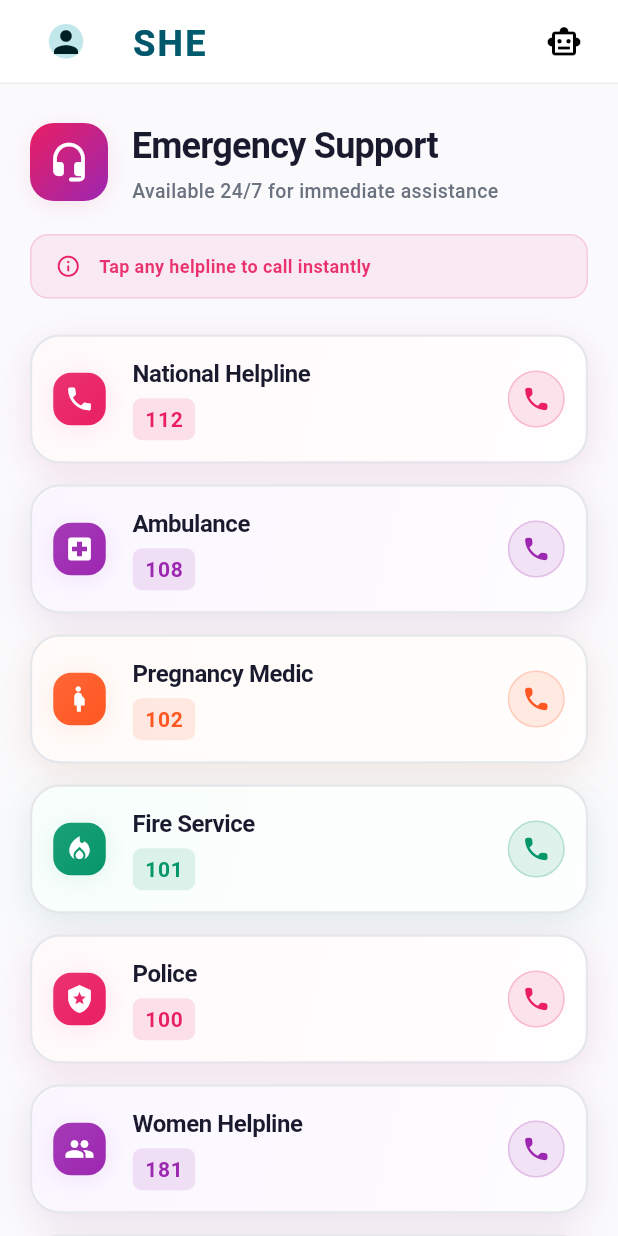
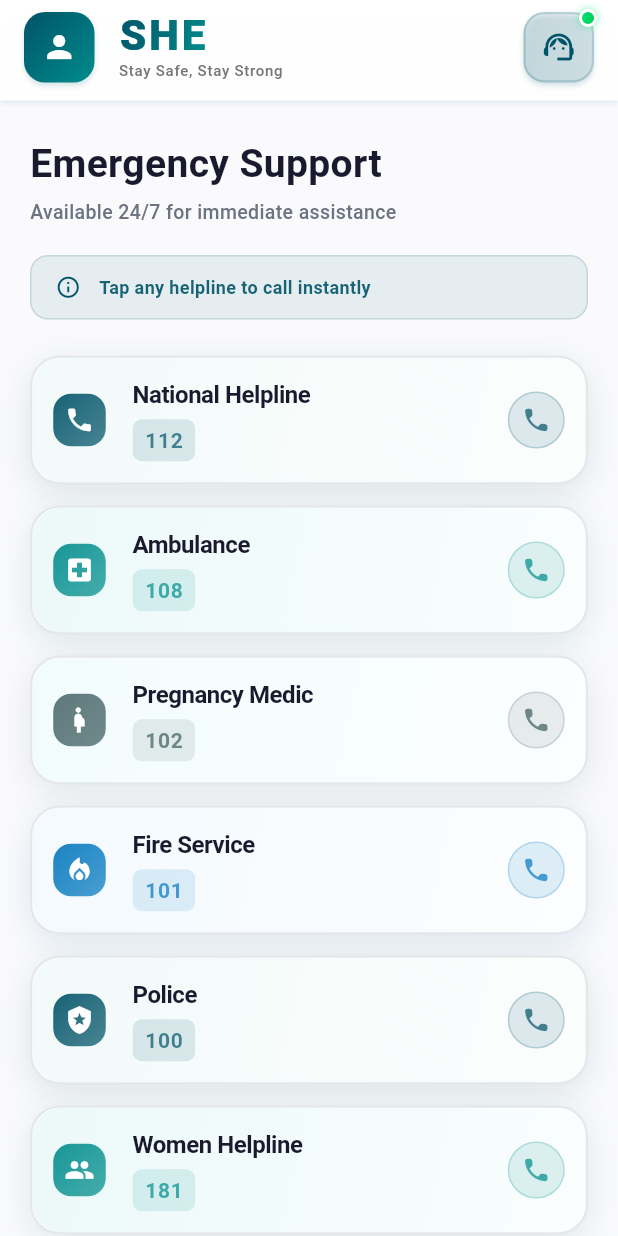
Before and after one commit to HarshasriM/everest_hackathon, a Flutter app: the HelplineScreen screen opened by its route, on a phone screen of 412 x 824 dp. Run offline on Flutter 3.47's test engine with Material 3 defaults, Android fonts, the phone set to English and light mode, and no system bars; our stand-ins replace audioplayers, bloc, dartz, dio, equatable, flutter_bloc and 17 more; accounts and stored records are empty.

Commit message:
enhance ui of helpline and profile screens

```diff
--- a/lib/features/helpline/helpline_card.dart
+++ b/lib/features/helpline/helpline_card.dart
@@ -126,13 +126,6 @@ class _HelplineCardState extends State<HelplineCard>
                           ],
                         ),
                         borderRadius: BorderRadius.circular(12),
-                        boxShadow: [
-                          BoxShadow(
-                            color: widget.textColor.withOpacity(0.1),
-                            blurRadius: 12,
-                            offset: const Offset(0, 2),
-                          ),
-                        ],
                       ),
                       child: Icon(
                         widget.icon,
--- a/lib/features/helpline/helpline_screen.dart
+++ b/lib/features/helpline/helpline_screen.dart
@@ -1,3 +1,4 @@
+import 'package:everest_hackathon/core/theme/color_scheme.dart';
 import 'package:everest_hackathon/shared/widgets/custom_app_bar.dart';
 import 'package:flutter/material.dart';
 import 'package:flutter_bloc/flutter_bloc.dart';
@@ -9,7 +10,6 @@ import './helpline_card.dart';
 class HelplineScreen extends StatelessWidget {
   const HelplineScreen({super.key});
 
-  static const Color primaryColor = Color(0xFFE91E63);
   static const Color secondaryColor = Color(0xFF9C27B0);
   static const Color tertiaryColor = Color(0xFFFF5722);
   static const Color backgroundColor = Color(0xFFFAFAFC);
@@ -26,10 +26,7 @@ class HelplineScreen extends StatelessWidget {
       create: (_) => HelplineBloc()..add(LoadHelplines()),
       child: Scaffold(
         backgroundColor: backgroundColor,
-        appBar: PreferredSize(
-          preferredSize: const Size.fromHeight(kToolbarHeight),
-          child: CustomAppBar(),
-        ),
+        appBar: CustomAppBar(),
         body: BlocConsumer<HelplineBloc, HelplineState>(
           listener: (context, state) {
             if (state is HelplineError) {
@@ -88,33 +85,8 @@ class HelplineScreen extends StatelessWidget {
                         children: [
                           Row(
                             children: [
-                              Container(
-                                padding: const EdgeInsets.all(12),
-                                decoration: BoxDecoration(
-                                  gradient: LinearGradient(
-                                    begin: Alignment.topLeft,
-                                    end: Alignment.bottomRight,
-                                    colors: [
-                                      primaryColor,
-                                      secondaryColor,
-                                    ],
-                                  ),
-                                  borderRadius: BorderRadius.circular(16),
-                                  boxShadow: [
-                                    BoxShadow(
-                                      color: primaryColor.withOpacity(0.1),
-                                      blurRadius: 12,
-                                      offset: const Offset(0, 3),
-                                    ),
-                                  ],
-                                ),
-                                child: const Icon(
-                                  Icons.headset_mic_rounded,
-                                  color: Colors.white,
-                                  size: 28,
-                                ),
-                              ),
-                              const SizedBox(width: 16),
+
+
                               Expanded(
                                 child: Column(
                                   crossAxisAlignment: CrossAxisAlignment.start,
@@ -122,10 +94,9 @@ class HelplineScreen extends StatelessWidget {
                                     const Text(
                                       'Emergency Support',
                                       style: TextStyle(
-                                        fontSize: 24,
+                                        fontSize: 26,
                                         fontWeight: FontWeight.w700,
                                         color: textPrimaryColor,
-                                        letterSpacing: -0.5,
                                       ),
                                     ),
                                     const SizedBox(height: 4),
@@ -150,10 +121,10 @@ class HelplineScreen extends StatelessWidget {
                               vertical: 12,
                             ),
                             decoration: BoxDecoration(
-                              color: primaryColor.withOpacity(0.08),
+                              color: AppColorScheme.primaryColor.withValues(alpha: 0.08),
                               borderRadius: BorderRadius.circular(12),
                               border: Border.all(
-                                color: primaryColor.withOpacity(0.15),
+                                color: AppColorScheme.primaryColor.withValues(alpha: 0.15),
                                 width: 1,
                               ),
                             ),
@@ -161,7 +132,7 @@ class HelplineScreen extends StatelessWidget {
                               children: [
                                 Icon(
                                   Icons.info_outline_rounded,
-                                  color: primaryColor,
+                                  color: AppColorScheme.primaryColor,
                                   size: 17,
                                 ),
                                 const SizedBox(width: 12),
@@ -170,7 +141,7 @@ class HelplineScreen extends StatelessWidget {
                                     'Tap any helpline to call instantly',
                                     style: TextStyle(
                                       fontSize: 12,
-                                      color: primaryColor.withOpacity(0.9),
+                                      color: AppColorScheme.primaryColor.withValues(alpha: 0.9),
                                       fontWeight: FontWeight.w600,
                                     ),
                                   ),
@@ -194,10 +165,10 @@ class HelplineScreen extends StatelessWidget {
                         (context, index) {
                           final helpline = state.helplines[index];
                           final colors = [
-                            [const Color(0xFFFFF1F3), primaryColor],
-                            [const Color(0xFFF3E8FF), secondaryColor],
-                            [const Color(0xFFFFF4ED), tertiaryColor],
-                            [const Color(0xFFECFDF5), const Color(0xFF059669)],
+                            [const Color(0xFFE0F2F1), AppColorScheme.primaryColor.withAlpha(180)],   // soft mint + deep teal
+                            [const Color(0xFFD0F0F0), AppColorScheme.secondaryColor.withAlpha(180)], // light teal + teal-green
+                            [const Color(0xFFE0F7FA), const Color(0xFF4D6A6D).withAlpha(200)],       // sky aqua + bright cyan
+                            [const Color(0xFFE3F2FD), const Color(0xFF0277BD).withAlpha(180)],       // light blue + ocean blue
                           ];
                           final colorPair = colors[index % colors.length];
 
--- a/lib/features/profile/presentation/profile_screen.dart
+++ b/lib/features/profile/presentation/profile_screen.dart
@@ -20,10 +20,8 @@ class ProfileScreen extends StatelessWidget {
                 begin: Alignment.topCenter,
                 end: Alignment.bottomCenter,
                 colors: [
-                  Color(0xFFFFB1C8),
-                  Color(0xFFFFB1C8).withAlpha(128),
-                  //  AppColorScheme.secondaryColor,
-                  // light yellow (top)
+
+                 AppColorScheme.primaryColor.withAlpha(64),
                   Colors.white, // soft medium yellow
                 // deeper yellow (bottom)
                 ],
--- a/lib/shared/widgets/custom_app_bar.dart
+++ b/lib/shared/widgets/custom_app_bar.dart
@@ -6,67 +6,91 @@ import 'package:go_router/go_router.dart';
 
 /// Custom AppBar for SHE - Woman Safety Application
 class CustomAppBar extends StatelessWidget implements PreferredSizeWidget {
-  const CustomAppBar({super.key});
+  const CustomAppBar({
+    super.key,
+  });
 
   @override
   Widget build(BuildContext context) {
     return Container(
       decoration: BoxDecoration(
-        color: Colors.white,
-        border: Border(
-          bottom: BorderSide(color: Colors.grey.shade200, width: 1),
+        gradient: LinearGradient(
+          begin: Alignment.topCenter,
+          end: Alignment.bottomCenter,
+          colors: [
+            Colors.white,
+            Colors.white.withOpacity(0.95),
+          ],
         ),
+        boxShadow: [
+          BoxShadow(
+            color: AppColorScheme.primaryColor.withOpacity(0.08),
+            blurRadius: 2,
+            offset: const Offset(0, 2),
+          ),
+        ],
       ),
       child: SafeArea(
         bottom: false,
         child: Padding(
-          padding: const EdgeInsets.symmetric(horizontal: 20, vertical: 12),
+          padding: const EdgeInsets.fromLTRB(16, 8, 16, 12),
           child: Row(
             children: [
-              // Profile Icon
+              // Profile Button with Avatar Style
               _AppBarIconButton(
-                icon: CircleAvatar(
-                  radius: 20, // adjust size as needed
-                  child: Icon(
-                    Icons.person, // icon color
-                  ),
-                ),
+                icon: Icons.person,
                 onTap: () {
                   HapticFeedback.lightImpact();
                   context.push(AppRoutes.profile);
                 },
                 tooltip: 'Profile',
+                isAvatar: true,
               ),
-              const SizedBox(width: 20),
-              // App Title
+              const SizedBox(width: 16),
+
+              // App Title with Enhanced Styling
               Expanded(
-                child: ShaderMask(
+                child: Column(
+                  crossAxisAlignment: CrossAxisAlignment.start,
+                  mainAxisSize: MainAxisSize.min,
+                  children: [
+                    ShaderMask(
                       shaderCallback: (bounds) =>
                           AppColorScheme.primaryGradient.createShader(bounds),
                       child: const Text(
                         'SHE',
                         style: TextStyle(
                           color: Colors.white,
-                      fontSize: 24,
-                      fontWeight: FontWeight.bold,
-                      letterSpacing: 1.5,
+                          fontSize: 28,
+                          fontWeight: FontWeight.w800,
+                          letterSpacing: 2,
+                          height: 1,
                         ),
                       ),
                     ),
+                    const SizedBox(height: 2),
+                    Text(
+                      'Stay Safe, Stay Strong',
+                      style: TextStyle(
+                        fontSize: 10,
+                        fontWeight: FontWeight.w500,
+                        color: Colors.grey.shade600,
+                        letterSpacing: 0.5,
                       ),
-              // AI Assistant Icon
+                    ),
+                  ],
+                ),
+              ),
+
+              // AI Assistant with Badge
               _AppBarIconButton(
-                icon: Icon(
-                  Icons.smart_toy_outlined,
-                  size: 24,
-                  color: Colors.black,
-                ),
-                // icon: Icons.smart_toy_outlined,
+                icon: Icons.support_agent,
                 onTap: () {
                   HapticFeedback.lightImpact();
                   context.push(AppRoutes.helpSupport);
                 },
                 tooltip: 'AI Assistant',
+                showBadge: true,
               ),
             ],
           ),
@@ -76,31 +100,128 @@ class CustomAppBar extends StatelessWidget implements PreferredSizeWidget {
   }
 
   @override
-  Size get preferredSize => const Size.fromHeight(kToolbarHeight + 8);
+  Size get preferredSize => const Size.fromHeight(kToolbarHeight + 20);
 }
 
-/// Simple Icon Button for AppBar
-class _AppBarIconButton extends StatelessWidget {
-  final Widget icon;
+/// Enhanced Icon Button for AppBar
+class _AppBarIconButton extends StatefulWidget {
+  final IconData icon;
   final VoidCallback? onTap;
   final String tooltip;
+  final bool isAvatar;
+  final bool showBadge;
 
   const _AppBarIconButton({
     required this.icon,
     this.onTap,
     required this.tooltip,
+    this.isAvatar = false,
+    this.showBadge = false,
   });
+
+  @override
+  State<_AppBarIconButton> createState() => _AppBarIconButtonState();
+}
+
+class _AppBarIconButtonState extends State<_AppBarIconButton>
+    with SingleTickerProviderStateMixin {
+  late AnimationController _controller;
+  late Animation<double> _scaleAnimation;
+
+  @override
+  void initState() {
+    super.initState();
+    _controller = AnimationController(
+      duration: const Duration(milliseconds: 150),
+      vsync: this,
+    );
+    _scaleAnimation = Tween<double>(begin: 1.0, end: 0.92).animate(
+      CurvedAnimation(parent: _controller, curve: Curves.easeInOut),
+    );
+  }
+
+  @override
+  void dispose() {
+    _controller.dispose();
+    super.dispose();
+  }
 
   @override
   Widget build(BuildContext context) {
     return Tooltip(
-      message: tooltip,
-      child: Material(
-        color: Colors.transparent,
-        child: InkWell(
-          onTap: onTap,
-          borderRadius: BorderRadius.circular(12),
-          child: Container(padding: const EdgeInsets.all(4), child: icon),
+      message: widget.tooltip,
+      child: GestureDetector(
+        onTapDown: (_) => _controller.forward(),
+        onTapUp: (_) => _controller.reverse(),
+        onTapCancel: () => _controller.reverse(),
+        onTap: widget.onTap,
+        child: ScaleTransition(
+          scale: _scaleAnimation,
+          child: Stack(
+            clipBehavior: Clip.none,
+            children: [
+              Container(
+                padding: const EdgeInsets.all(10),
+                decoration: BoxDecoration(
+                  gradient: widget.isAvatar
+                      ? AppColorScheme.primaryGradient
+                      : LinearGradient(
+                          colors: [
+                            AppColorScheme.primaryColor.withOpacity(0.1),
+                            AppColorScheme.primaryColor.withOpacity(0.05),
+                          ],
+                        ),
+                  borderRadius: BorderRadius.circular(14),
+                  border: Border.all(
+                    color: widget.isAvatar
+                        ? Colors.transparent
+                        : AppColorScheme.primaryColor.withOpacity(0.2),
+                    width: 1.5,
+                  ),
+                  boxShadow: [
+                    BoxShadow(
+                      color: AppColorScheme.primaryColor.withOpacity(0.15),
+                      blurRadius: 2,
+                      offset: const Offset(0, 2),
+                    ),
+                  ],
+                ),
+                child: Icon(
+                  widget.icon,
+                  size: 24,
+                  color: widget.isAvatar
+                      ? Colors.white
+                      : AppColorScheme.primaryColor,
+                ),
+              ),
+              // Online/Active Badge
+              if (widget.showBadge)
+                Positioned(
+                  right: -2,
+                  top: -2,
+                  child: Container(
+                    width: 12,
+                    height: 12,
+                    decoration: BoxDecoration(
+                      gradient: const LinearGradient(
+                        colors: [Color(0xFF00E676), Color(0xFF00C853)],
+                      ),
+                      shape: BoxShape.circle,
+                      border: Border.all(
+                        color: Colors.white,
+                        width: 2,
+                      ),
+                      boxShadow: [
+                        BoxShadow(
+                          color: const Color(0xFF00E676).withOpacity(0.5),
+                          blurRadius: 4,
+                        ),
+                      ],
+                    ),
+                  ),
+                ),
+            ],
+          ),
         ),
       ),
     );
```
Lines whose indentation alone changed are shown as unchanged.
